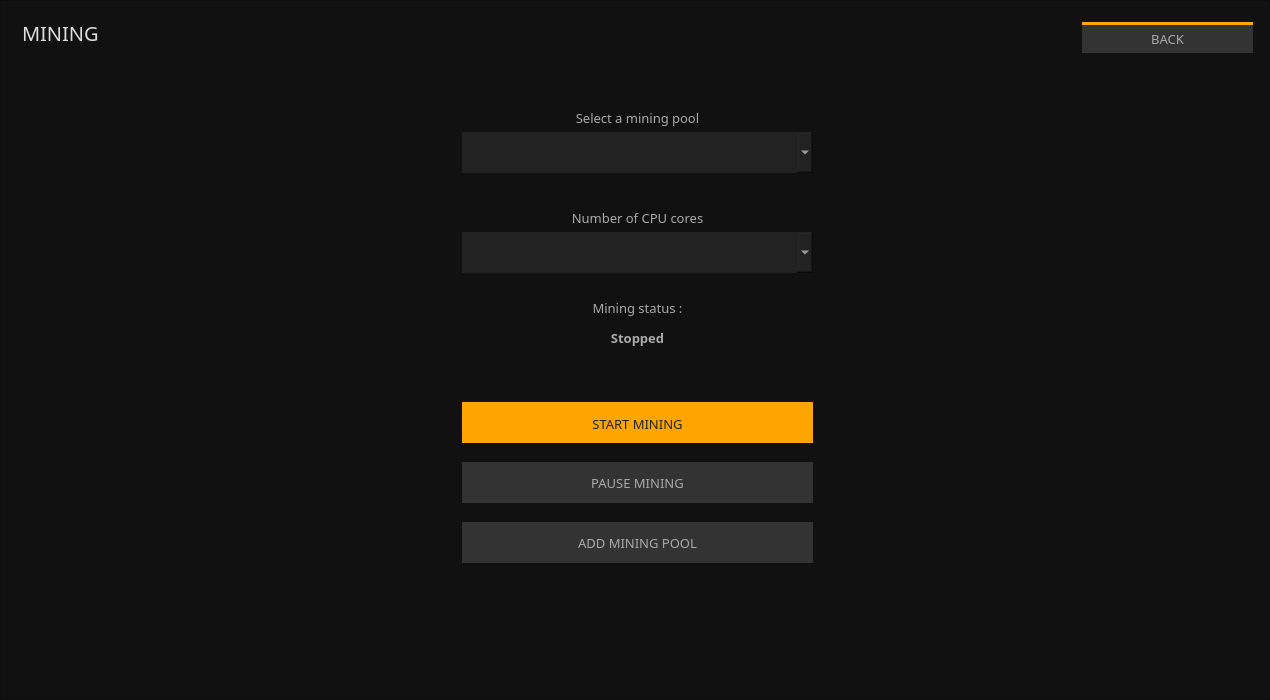
First picture: the form in src/gui/ui/miningframe.ui, repository ConcealNetwork/conceal-desktop, before the edit.
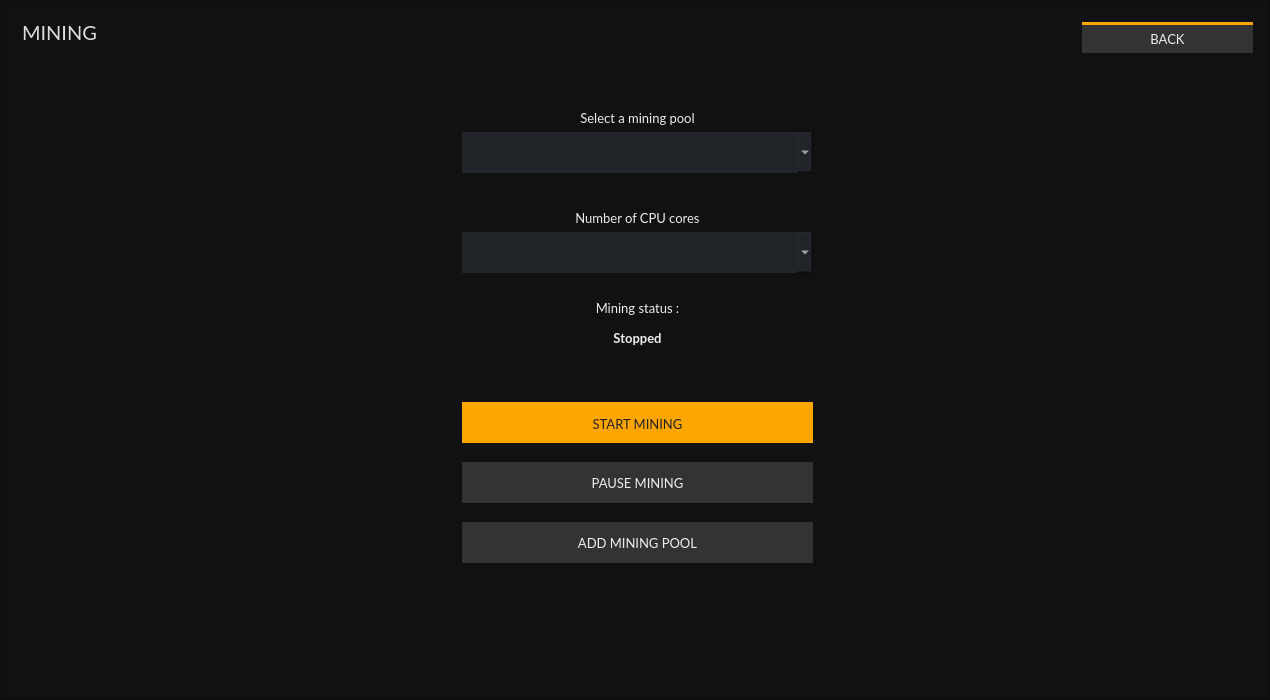
Second picture: the form after the edit.

Patch:
```diff
--- a/src/gui/ui/miningframe.ui
+++ b/src/gui/ui/miningframe.ui
@@ -12,7 +12,7 @@
   </property>
   <property name="font">
    <font>
-    <family>Poppins</family>
+    <family>Lato</family>
     <pointsize>9</pointsize>
    </font>
   </property>
@@ -20,7 +20,7 @@
    <string>Frame</string>
   </property>
   <property name="styleSheet">
-   <string notr="true">color: #aaa;
+   <string notr="true">color: #eee;
 background:#111;</string>
   </property>
   <property name="frameShape">
@@ -49,14 +49,14 @@
       </property>
       <property name="font">
        <font>
-        <family>Poppins</family>
+        <family>Lato</family>
         <pointsize>-1</pointsize>
        </font>
       </property>
       <property name="styleSheet">
        <string notr="true">color: #ddd; 
 font-size: 20px;
-font-family: Poppins;</string>
+font-family: Lato;</string>
       </property>
       <property name="text">
        <string>MINING</string>
@@ -73,12 +73,12 @@
       </property>
       <property name="font">
        <font>
-        <family>Poppins</family>
+        <family>Lato</family>
         <pointsize>10</pointsize>
        </font>
       </property>
       <property name="styleSheet">
-       <string notr="true">color: #aaa;</string>
+       <string notr="true">color: #eee;</string>
       </property>
       <property name="text">
        <string>Select a mining pool</string>
@@ -98,12 +98,12 @@
       </property>
       <property name="font">
        <font>
-        <family>Poppins</family>
+        <family>Lato</family>
         <pointsize>9</pointsize>
        </font>
       </property>
       <property name="styleSheet">
-       <string notr="true">background-color: #222;
+       <string notr="true">background-color: #212529;
 border-right: 0px;
 color: #e5e5e5;
 padding: 5px;</string>
@@ -123,12 +123,12 @@
       </property>
       <property name="font">
        <font>
-        <family>Poppins</family>
+        <family>Lato</family>
         <pointsize>10</pointsize>
        </font>
       </property>
       <property name="styleSheet">
-       <string notr="true">color: #aaa;</string>
+       <string notr="true">color: #eee;</string>
       </property>
       <property name="text">
        <string>Number of CPU cores</string>
@@ -148,12 +148,12 @@
       </property>
       <property name="font">
        <font>
-        <family>Poppins</family>
+        <family>Lato</family>
         <pointsize>9</pointsize>
        </font>
       </property>
       <property name="styleSheet">
-       <string notr="true">background-color: #222;
+       <string notr="true">background-color: #212529;
 border-right: 0px;
 color: #e5e5e5;
 padding: 5px;</string>
@@ -170,12 +170,12 @@
       </property>
       <property name="font">
        <font>
-        <family>Poppins</family>
+        <family>Lato</family>
         <pointsize>10</pointsize>
        </font>
       </property>
       <property name="styleSheet">
-       <string notr="true">color: #aaa; background-color: #333; 
+       <string notr="true">color: #eee; background-color: #333; 
 border-right: 0px;</string>
       </property>
       <property name="text">
@@ -193,12 +193,12 @@
       </property>
       <property name="font">
        <font>
-        <family>Poppins</family>
+        <family>Lato</family>
         <pointsize>10</pointsize>
        </font>
       </property>
       <property name="styleSheet">
-       <string notr="true">color: #aaa;</string>
+       <string notr="true">color: #eee;</string>
       </property>
       <property name="text">
        <string>Mining status :</string>
@@ -218,14 +218,14 @@
       </property>
       <property name="font">
        <font>
-        <family>Poppins</family>
+        <family>Lato</family>
         <pointsize>10</pointsize>
         <weight>75</weight>
         <bold>true</bold>
        </font>
       </property>
       <property name="styleSheet">
-       <string notr="true">color: #aaa;</string>
+       <string notr="true">color: #eee;</string>
       </property>
       <property name="text">
        <string>Stopped</string>
@@ -245,7 +245,7 @@
       </property>
       <property name="font">
        <font>
-        <family>Poppins</family>
+        <family>Lato</family>
         <pointsize>10</pointsize>
        </font>
       </property>
@@ -277,12 +277,12 @@
       </property>
       <property name="font">
        <font>
-        <family>Poppins</family>
+        <family>Lato</family>
         <pointsize>10</pointsize>
        </font>
       </property>
       <property name="styleSheet">
-       <string notr="true">color: #aaa; background-color: #333; 
+       <string notr="true">color: #eee; background-color: #333; 
 border-right: 0px;</string>
       </property>
       <property name="text">
@@ -309,12 +309,12 @@
       </property>
       <property name="font">
        <font>
-        <family>Poppins</family>
+        <family>Lato</family>
         <pointsize>10</pointsize>
        </font>
       </property>
       <property name="styleSheet">
-       <string notr="true">color: #aaa; background-color: #333; border-top: 3px solid orange;</string>
+       <string notr="true">color: #eee; background-color: #333; border-top: 3px solid orange;</string>
       </property>
       <property name="text">
        <string>BACK</string>
```
